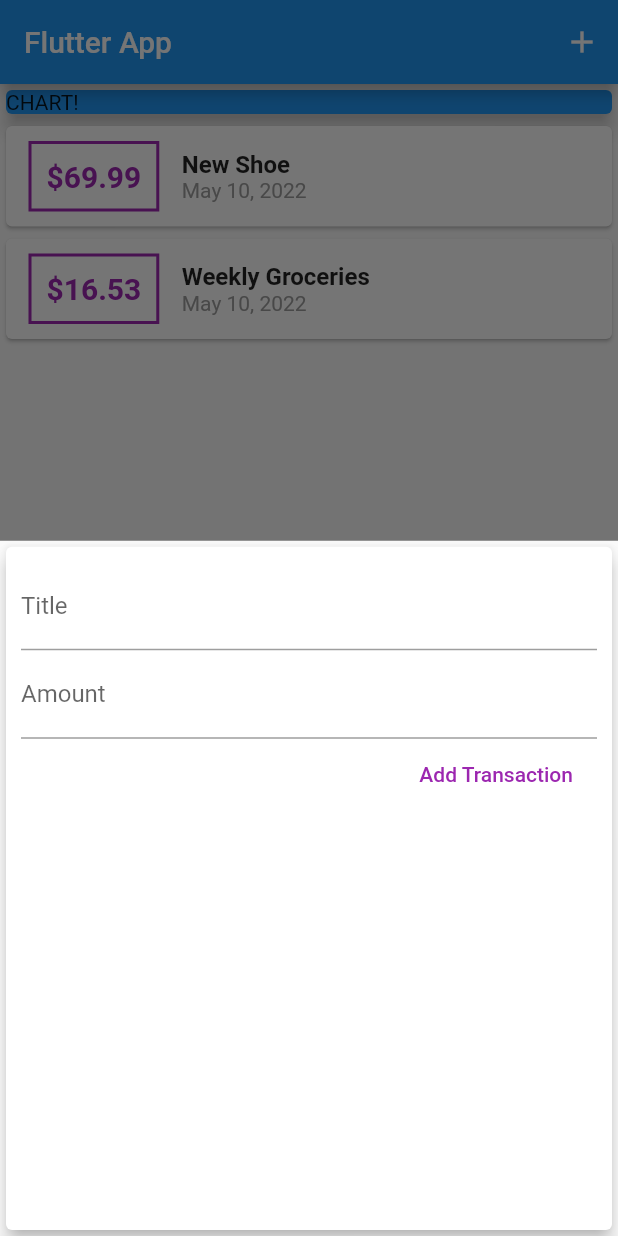
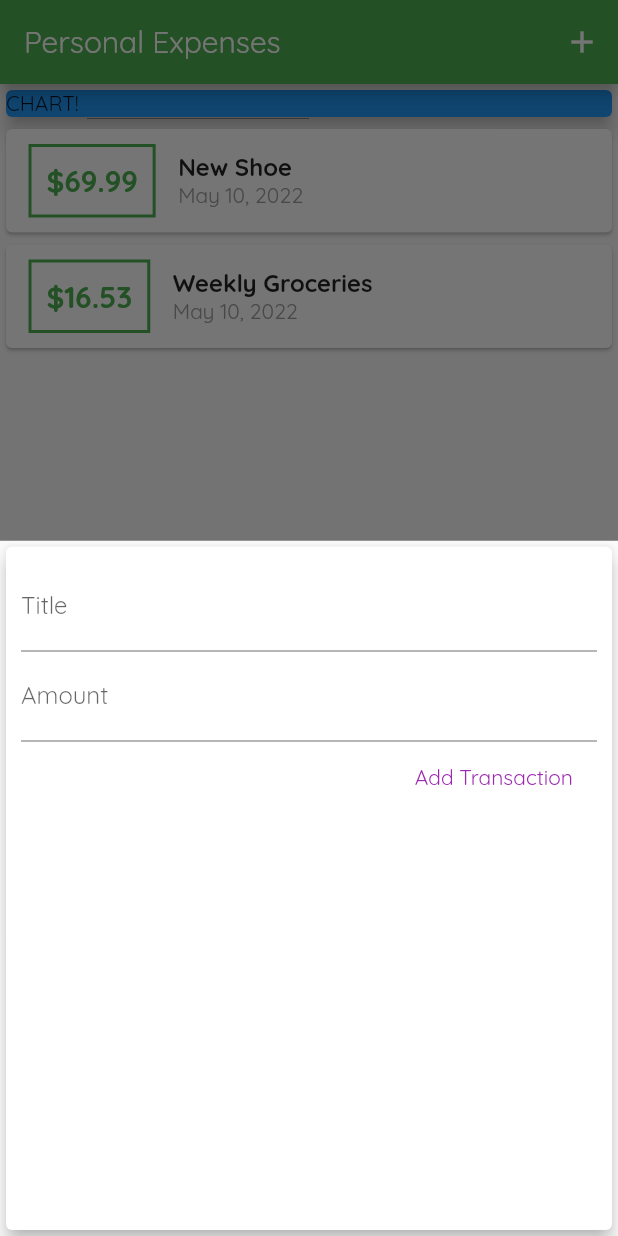
Before and after one commit to adamity/flutter_basic-personal_expenses, a Flutter app: the screen it shows after launch, after a tap on the "add" icon, on a phone screen of 412 x 824 dp. Run offline on Flutter 3.47's test engine with Material 2 defaults, Android fonts, the phone set to English and light mode, and no system bars.

Commit message:
styling widgets, add fonts, and more

```diff
--- a/lib/main.dart
+++ b/lib/main.dart
@@ -9,7 +9,12 @@ class MyApp extends StatelessWidget {
   @override
   Widget build(BuildContext context) {
     return MaterialApp(
-      title: 'Flutter App',
+      title: 'Personal Expenses',
+      theme: ThemeData(
+        primarySwatch: Colors.green,
+        accentColor: Colors.purple,
+        fontFamily: 'Quicksand',
+      ),
       home: MyHomePage(),
     );
   }
@@ -65,7 +70,7 @@ class _MyHomePageState extends State<MyHomePage> {
   Widget build(BuildContext context) {
     return Scaffold(
       appBar: AppBar(
-        title: Text('Flutter App'),
+        title: Text('Personal Expenses'),
         actions: <Widget>[
           IconButton(
             icon: Icon(Icons.add),
--- a/lib/widgets/new_transaction.dart
+++ b/lib/widgets/new_transaction.dart
@@ -1,18 +1,27 @@
 import 'package:flutter/material.dart';
 
-class NewTransaction extends StatelessWidget {
+class NewTransaction extends StatefulWidget {
   final Function addTx;
-  final titleController = TextEditingController();
-  final amountController = TextEditingController();
 
   NewTransaction(this.addTx);
+
+  @override
+  State<NewTransaction> createState() => _NewTransactionState();
+}
+
+class _NewTransactionState extends State<NewTransaction> {
+  final titleController = TextEditingController();
+
+  final amountController = TextEditingController();
 
   void submitData() {
     final enteredTitle = titleController.text;
     final enteredAmount = double.parse(amountController.text);
 
     if (enteredTitle.isEmpty || enteredAmount <= 0) return;
-    addTx(enteredTitle, enteredAmount);
+    widget.addTx(enteredTitle, enteredAmount);
+
+    Navigator.of(context).pop();
   }
 
   @override
--- a/lib/widgets/transaction_list.dart
+++ b/lib/widgets/transaction_list.dart
@@ -22,7 +22,7 @@ class TransactionList extends StatelessWidget {
                   ),
                   decoration: BoxDecoration(
                     border: Border.all(
-                      color: Colors.purple,
+                      color: Theme.of(context).primaryColor,
                       width: 2,
                     ),
                   ),
@@ -32,7 +32,7 @@ class TransactionList extends StatelessWidget {
                     style: TextStyle(
                       fontWeight: FontWeight.bold,
                       fontSize: 20,
-                      color: Colors.purple,
+                      color: Theme.of(context).primaryColor,
                     ),
                   ),
                 ),
```
Also changed, not shown: pubspec.yaml (+11 -6 lines), assets/fonts/OpenSans-Bold.ttf (added), assets/fonts/OpenSans-Regular.ttf (added), assets/fonts/Quicksand-Bold.ttf (added), assets/fonts/Quicksand-Light.ttf (added), assets/fonts/Quicksand-Medium.ttf (added), assets/fonts/Quicksand-Regular.ttf (added).
